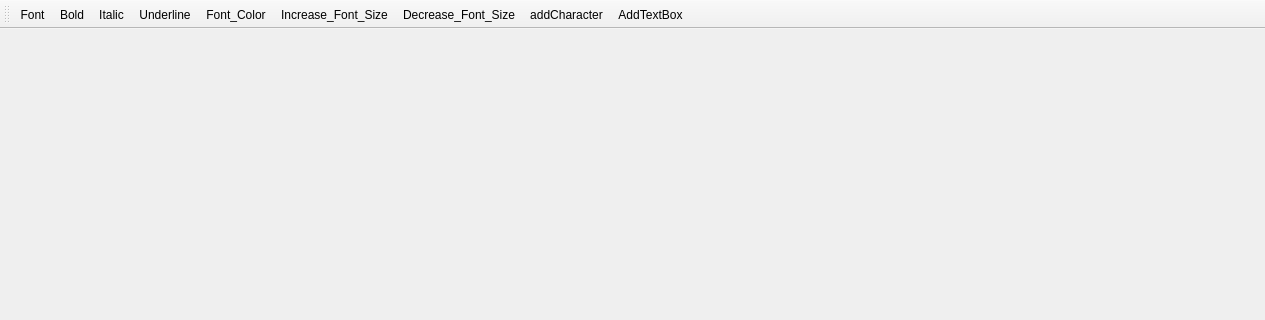
Old version of the form mainwindow.ui in the repository taliyos/DialogueCreatorForGames; both pictures show x 0 to 1265 and y 0 to 320 of the 1265 by 719 pixel window.
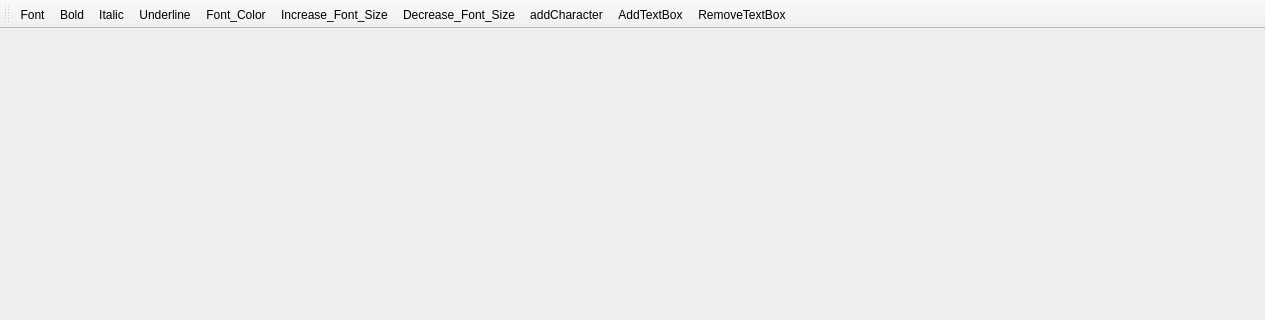
New version of the form. Icons and pictures are not drawn.

Commit message: Added action to removeTextBox, edited function

```diff
--- a/mainwindow.ui
+++ b/mainwindow.ui
@@ -46,6 +46,7 @@
    <addaction name="actionDecrease_Font_Size"/>
    <addaction name="actionaddCharacter"/>
    <addaction name="actionAddTextBox"/>
+   <addaction name="actionRemoveTextBox"/>
   </widget>
   <widget class="QMenuBar" name="menubar">
    <property name="geometry">
@@ -175,6 +176,11 @@
     <string>AddTextBox</string>
    </property>
   </action>
+  <action name="actionRemoveTextBox">
+   <property name="text">
+    <string>RemoveTextBox</string>
+   </property>
+  </action>
  </widget>
  <resources>
   <include location="Resources.qrc"/>
```
The commit also changes 1 other file.
